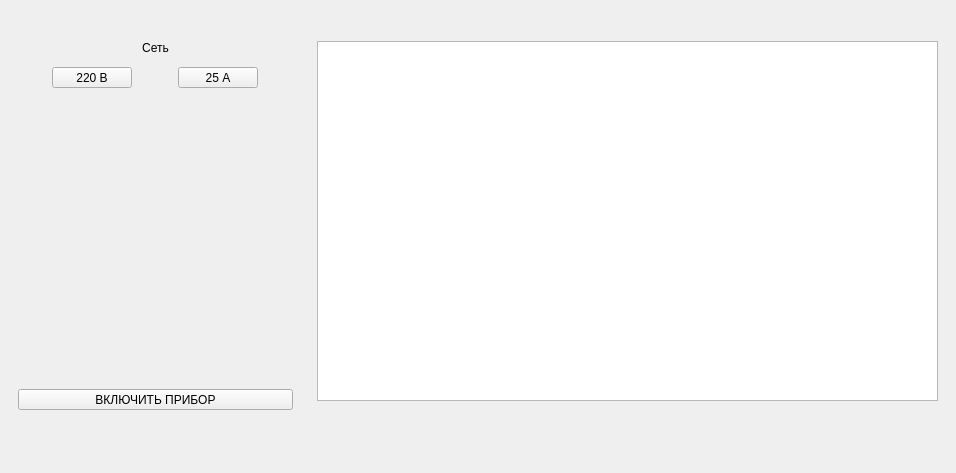
Above: mainwidget.ui from aarsmirnov/etl_probator before the change. Below: the same form after it.
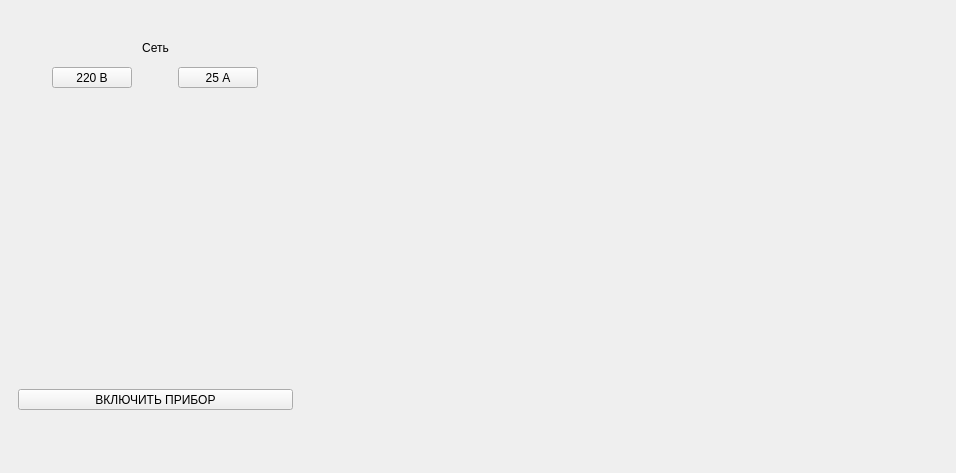
That is the form after the change. The open tabs and pages were chosen to show the change. Icons and pictures are not drawn.

What changed in the file:
```diff
--- a/mainwidget.ui
+++ b/mainwidget.ui
@@ -501,7 +501,7 @@
         <widget class="QWidget" name="wMeasure" native="true">
          <layout class="QGridLayout" name="gridLayout_6">
           <item row="0" column="0">
-           <widget class="QTextEdit" name="teBluetoothDiscover"/>
+           <layout class="QGridLayout" name="gridLayout_7"/>
           </item>
          </layout>
         </widget>
```
